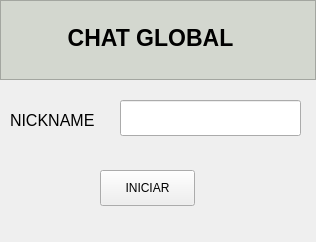
Allrivenjs/Chat-with-python, file Trabajos en python/client/views/ui_files/login.ui: the form before one commit.
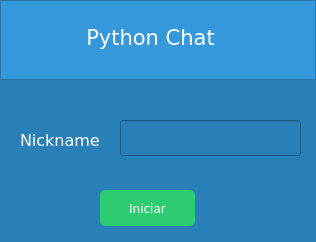
The form after the commit.

Patch:
```diff
--- a/Trabajos en python/client/views/ui_files/login.ui
+++ b/Trabajos en python/client/views/ui_files/login.ui
@@ -19,6 +19,9 @@
   <property name="windowTitle">
    <string>Form</string>
   </property>
+  <property name="styleSheet">
+   <string notr="true">background-color: #2980b9;</string>
+  </property>
   <widget class="QFrame" name="frame">
    <property name="geometry">
     <rect>
@@ -29,7 +32,7 @@
     </rect>
    </property>
    <property name="styleSheet">
-    <string notr="true">background-color: rgb(211, 215, 207);</string>
+    <string notr="true">background-color: #3498db;</string>
    </property>
    <property name="frameShape">
     <enum>QFrame::StyledPanel</enum>
@@ -46,32 +49,45 @@
       <height>41</height>
      </rect>
     </property>
+    <property name="font">
+     <font>
+      <family>DejaVu Sans</family>
+     </font>
+    </property>
     <property name="styleSheet">
-     <string notr="true">color:black;</string>
+     <string notr="true">color:white;</string>
     </property>
     <property name="text">
-     <string>&lt;html&gt;&lt;head/&gt;&lt;body&gt;&lt;p align=&quot;center&quot;&gt;&lt;span style=&quot; font-size:26pt; font-weight:600; vertical-align:sub;&quot;&gt;CHAT GLOBAL&lt;/span&gt;&lt;/p&gt;&lt;/body&gt;&lt;/html&gt;</string>
+     <string>&lt;html&gt;&lt;head/&gt;&lt;body&gt;&lt;p align=&quot;center&quot;&gt;&lt;span style=&quot; font-size:24pt; vertical-align:sub;&quot;&gt;Python Chat&lt;/span&gt;&lt;/p&gt;&lt;/body&gt;&lt;/html&gt;</string>
     </property>
    </widget>
   </widget>
   <widget class="QLabel" name="label_2">
    <property name="geometry">
     <rect>
-     <x>10</x>
-     <y>110</y>
-     <width>101</width>
+     <x>20</x>
+     <y>130</y>
+     <width>81</width>
      <height>21</height>
     </rect>
    </property>
+   <property name="font">
+    <font>
+     <family>DejaVu Sans</family>
+    </font>
+   </property>
+   <property name="styleSheet">
+    <string notr="true">color: white;</string>
+   </property>
    <property name="text">
-    <string>&lt;html&gt;&lt;head/&gt;&lt;body&gt;&lt;p&gt;&lt;span style=&quot; font-size:12pt;&quot;&gt;NICKNAME&lt;/span&gt;&lt;/p&gt;&lt;/body&gt;&lt;/html&gt;</string>
+    <string>&lt;html&gt;&lt;head/&gt;&lt;body&gt;&lt;p&gt;&lt;span style=&quot; font-size:12pt;&quot;&gt;Nickname&lt;/span&gt;&lt;/p&gt;&lt;/body&gt;&lt;/html&gt;</string>
    </property>
   </widget>
   <widget class="QLineEdit" name="lineEdit">
    <property name="geometry">
     <rect>
      <x>120</x>
-     <y>100</y>
+     <y>120</y>
      <width>181</width>
      <height>36</height>
     </rect>
@@ -81,13 +97,29 @@
    <property name="geometry">
     <rect>
      <x>100</x>
-     <y>170</y>
+     <y>190</y>
      <width>95</width>
      <height>36</height>
     </rect>
    </property>
+   <property name="font">
+    <font>
+     <family>DejaVu Sans</family>
+    </font>
+   </property>
+   <property name="styleSheet">
+    <string notr="true">QPushButton {
+	background-color: #2ecc71;
+	border-radius: 5px;
+	color: white;
+}
+
+QPushButton:hover {
+	background-color: #27ae60;
+}</string>
+   </property>
    <property name="text">
-    <string>INICIAR</string>
+    <string>Iniciar</string>
    </property>
   </widget>
  </widget>
```
